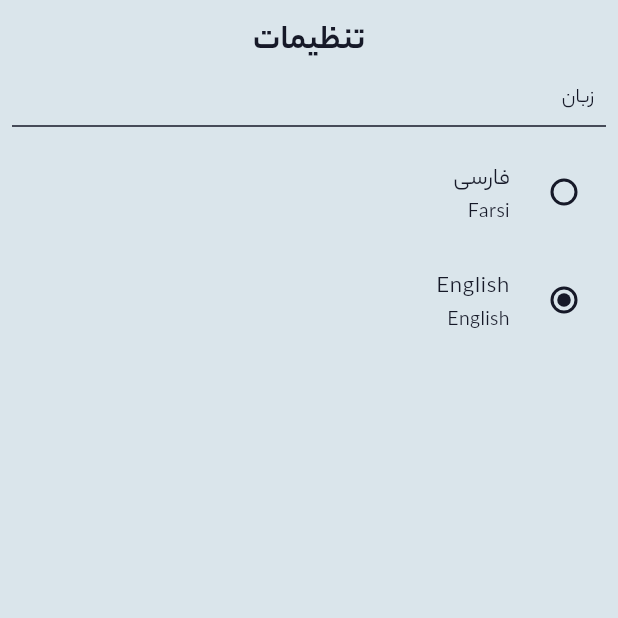
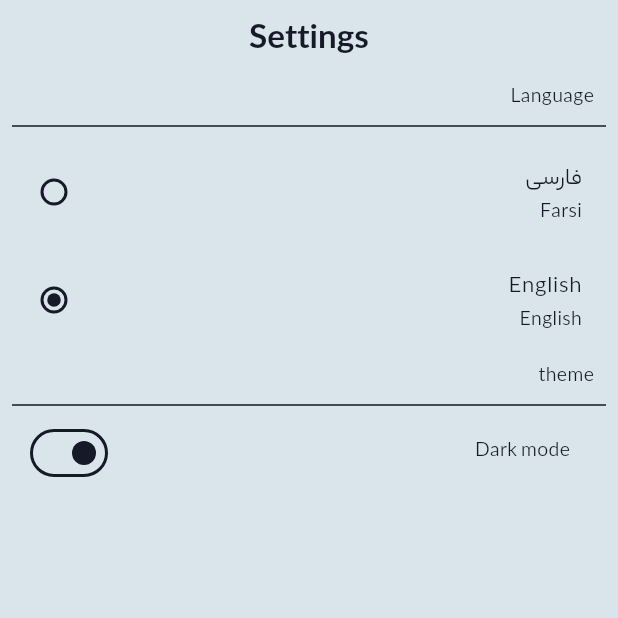
Before and after one commit to OmidHaqi/on_time, a Flutter app: the SettingsPage screen opened directly, on a phone screen of 412 x 824 dp, the top half of it. Run offline on Flutter 3.47's test engine with Material 3 defaults, Android fonts, the phone set to English and light mode, and no system bars; our stand-ins replace bloc, equatable, flutter_bloc, flutter_svg, shared_preferences, zoom_tap_animation; missing offline and left inert: persian_datetime_picker; accounts and stored records are empty; statements that could not run were skipped.

Commit message:
implement theme and localizations by bloc

```diff
--- a/lib/l10n/intl_en.arb
+++ b/lib/l10n/intl_en.arb
@@ -1,5 +1,8 @@
 {
     "@@locale": "en",
     "name": "On . Time",
-    "language": "Language"
+    "language": "Language",
+    "settings":"Settings",
+    "theme":"theme",
+    "darkMode":"Dark mode"
 }
--- a/lib/l10n/intl_fa.arb
+++ b/lib/l10n/intl_fa.arb
@@ -1,5 +1,8 @@
 {
     "@@locale": "fa",
     "name": "آن . تایم",
-    "language": "زبان"
+    "language": "زبان",
+    "settings": "تنظیمات",
+    "theme": "تم",
+    "darkMode": "حالت تاریک"
 }
--- /dev/null
+++ b/lib/resource/themes/bloc/theme_bloc.dart
@@ -0,0 +1,25 @@
+import 'package:bloc/bloc.dart';
+import 'package:flutter/material.dart';
+import 'package:shared_preferences/shared_preferences.dart';
+
+part 'theme_event.dart';
+
+class ThemeBloc extends Bloc<ThemeEvent, ThemeMode> {
+  ThemeBloc() : super(ThemeMode.system) {
+    on<ThemeChanged>(_onThemeChanged);
+    on<LoadTheme>(_onLoadTheme);
+    add(LoadTheme()); // Load the theme when the bloc is created
+  }
+
+  Future<void> _onThemeChanged(ThemeChanged event, Emitter<ThemeMode> emit) async {
+    final prefs = await SharedPreferences.getInstance();
+    await prefs.setBool('isDark', event.isDark);
+    emit(event.isDark ? ThemeMode.dark : ThemeMode.light);
+  }
+
+  Future<void> _onLoadTheme(LoadTheme event, Emitter<ThemeMode> emit) async {
+    final prefs = await SharedPreferences.getInstance();
+    final isDark = prefs.getBool('isDark') ?? false;
+    emit(isDark ? ThemeMode.dark : ThemeMode.light);
+  }
+}
--- /dev/null
+++ b/lib/resource/themes/bloc/theme_event.dart
@@ -0,0 +1,10 @@
+part of 'theme_bloc.dart';
+
+abstract class ThemeEvent {}
+
+class ThemeChanged extends ThemeEvent {
+  final bool isDark;
+  ThemeChanged({required this.isDark});
+}
+
+class LoadTheme extends ThemeEvent {}
--- a/lib/screens/settings/bloc/localizations_state.dart
+++ b/lib/screens/settings/bloc/localizations_state.dart
@@ -11,7 +11,7 @@ class LocalizationsState extends Equatable {
   }
 
   LocalizationsState copyWith() {
-    return LocalizationsState(locale ?? this.locale);
+    return LocalizationsState(locale);
   }
 
   @override
--- a/lib/screens/settings/settings_page.dart
+++ b/lib/screens/settings/settings_page.dart
@@ -1,8 +1,10 @@
 import 'package:flutter/material.dart';
 import 'package:flutter_bloc/flutter_bloc.dart';
 import 'package:on_time/data/model/language_model.dart';
+import 'package:on_time/generated/l10n.dart';
 import 'package:on_time/resource/app_dimens.dart';
 import 'package:on_time/resource/components/text_style.dart';
+import 'package:on_time/resource/themes/bloc/theme_bloc.dart';
 import 'package:on_time/screens/settings/bloc/localizations_bloc.dart';
 
 class SettingsPage extends StatelessWidget {
@@ -22,35 +24,33 @@ class SettingsPage extends StatelessWidget {
             appBar: AppBar(
               automaticallyImplyLeading: false,
               centerTitle: true,
-              title: const Text(
-
-                'تنظیمات',
+              title: Text(
+                S.current.settings,
                 style: AppTextStyles.appBarTitle,
               ),
             ),
             body: Directionality(
               textDirection: TextDirection.ltr,
               child: Column(
-                mainAxisAlignment: MainAxisAlignment.end,
+                mainAxisAlignment: MainAxisAlignment.start,
                 crossAxisAlignment: CrossAxisAlignment.end,
                 children: [
-                  const Padding(
-                    padding: EdgeInsets.only(right: AppDimens.medium),
-                    child: Text('زبان'),
+                  Padding(
+                    padding: const EdgeInsets.only(right: AppDimens.medium),
+                    child: Text(S.current.language),
                   ),
                   const Padding(
                     padding: EdgeInsets.symmetric(horizontal: AppDimens.small),
                     child: Divider(),
                   ),
-                  Expanded(
+                  SizedBox(
+                    width: double.infinity,
+                    height: 150,
                     child: ListView.builder(
                         itemCount: languageModel.length,
                         itemBuilder: (context, index) {
                           var item = languageModel[index];
-
-                          return Directionality(
-                            textDirection: TextDirection.rtl,
-                            child: RadioListTile(
+                          return RadioListTile(
                             value: item.languageCode,
                             groupValue: groupValue,
                             onChanged: (value) {
@@ -62,12 +62,58 @@ class SettingsPage extends StatelessWidget {
                                 ),
                               );
                             },
-                              title: Text(item.language),
-                              subtitle: Text(item.subLanguage),
+                            title: Row(
+                              mainAxisAlignment: MainAxisAlignment.end,
+                              children: [
+                                Text(item.language),
+                              ],
+                            ),
+                            subtitle: Row(
+                              mainAxisAlignment: MainAxisAlignment.end,
+                              children: [
+                                Text(item.subLanguage),
+                              ],
                             ),
                           );
                         }),
                   ),
+                  Padding(
+                    padding: const EdgeInsets.only(right: AppDimens.medium),
+                    child: Text(S.current.theme),
+                  ),
+                  const Padding(
+                    padding: EdgeInsets.symmetric(horizontal: AppDimens.small),
+                    child: Divider(),
+                  ),
+                  Padding(
+                    padding: const EdgeInsets.symmetric(horizontal: AppDimens.medium),
+                    child: Directionality(
+                      textDirection: TextDirection.rtl,
+                      child: Row(
+                        mainAxisAlignment: MainAxisAlignment.spaceBetween,
+                        crossAxisAlignment: CrossAxisAlignment.center,
+                        children: [
+                          Padding(
+                            padding: const EdgeInsets.symmetric(
+                                horizontal: AppDimens.medium),
+                            child: Text(S.current.darkMode),
+                          ),
+                          BlocBuilder<ThemeBloc, ThemeMode>(
+                            builder: (context, state) {
+                              return Switch(
+                                value: state == ThemeMode.dark,
+                                onChanged: (value) {
+                                  context
+                                      .read<ThemeBloc>()
+                                      .add(ThemeChanged(isDark: value));
+                                },
+                              );
+                            },
+                          ),
+                        ],
+                      ),
+                    ),
+                  )
                 ],
               ),
             ),
--- a/pubspec.yaml
+++ b/pubspec.yaml
@@ -21,6 +21,7 @@ dependencies:
   flutter_bloc: ^8.1.6
   equatable: ^2.0.5
   shared_preferences: ^2.2.3
+  bloc: ^8.1.4
 
 dev_dependencies:
   flutter_test:
```
Also changed, not shown: lib/main.dart (+11 -2 lines), lib/resource/widgets/custom_app_bar.dart (+11 -4 lines), lib/screens/my_app.dart (+9 -3 lines), lib/generated/intl/messages_en.dart, lib/generated/intl/messages_fa.dart, lib/generated/l10n.dart, lib/resource/themes/themes.dart (renamed from lib/resource/themes.dart), pubspec.lock. Lines whose indentation alone changed are shown as unchanged.
